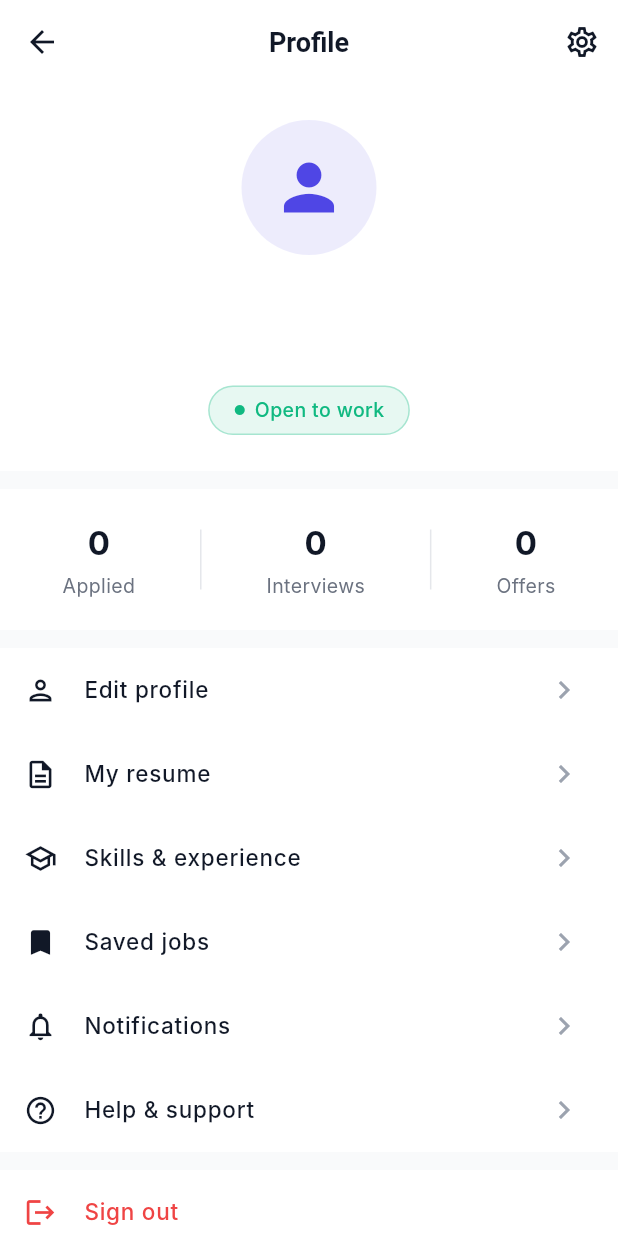
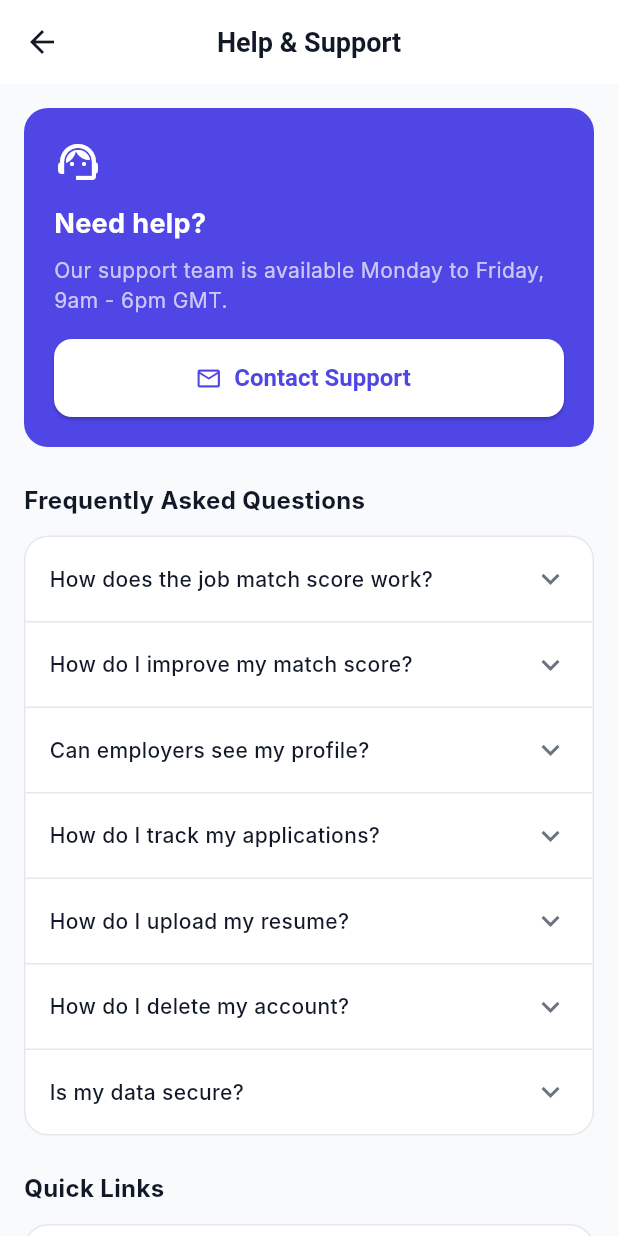
Before and after one commit to DavidBeloved41/jobsearch_app, a Flutter app: the ProfileScreen screen opened directly, after a tap on "Help & support", on a phone screen of 412 x 824 dp. Run offline on Flutter 3.47's test engine with Material 3 defaults, Android fonts, the phone set to English and light mode, and no system bars; our stand-ins replace file_picker, flutter_dotenv, flutter_riverpod, go_router, supabase_flutter; accounts and stored records are empty; Roboto replaces fonts that are missing (Inter).

Commit message:
Update help & support and messages screens

```diff
--- /dev/null
+++ b/lib/features/profile/screens/help_screen.dart
@@ -0,0 +1,285 @@
+import 'package:flutter/material.dart';
+import '../../../core/theme/app_colors.dart';
+
+class HelpScreen extends StatefulWidget {
+  const HelpScreen({super.key});
+
+  @override
+  State<HelpScreen> createState() => _HelpScreenState();
+}
+
+class _HelpScreenState extends State<HelpScreen> {
+  final List<Map<String, String>> _faqs = [
+    {
+      'question': 'How does the job match score work?',
+      'answer':
+          'The match score is calculated by comparing your skills, experience level and job preferences against the job requirements. A higher score means you are a stronger fit for the role.',
+    },
+    {
+      'question': 'How do I improve my match score?',
+      'answer':
+          'Add more skills to your profile, keep your experience level up to date, and complete your profile fully. The more information you provide, the better your matches will be.',
+    },
+    {
+      'question': 'Can employers see my profile?',
+      'answer':
+          'Only verified employers can browse candidate profiles, and only if you have "Open to work" enabled on your profile. You can turn this off anytime in your profile settings.',
+    },
+    {
+      'question': 'How do I track my applications?',
+      'answer':
+          'Go to the Applications tab at the bottom of the screen. Your applications are organized into four stages: Applied, Interviewing, Offered, and Declined.',
+    },
+    {
+      'question': 'How do I upload my resume?',
+      'answer':
+          'Go to Profile → My Resume and tap "Upload Resume". We support PDF, DOC, and DOCX formats up to 5MB in size.',
+    },
+    {
+      'question': 'How do I delete my account?',
+      'answer':
+          'To delete your account please contact our support team at support@jobsearch.app. Note that this action is permanent and cannot be undone.',
+    },
+    {
+      'question': 'Is my data secure?',
+      'answer':
+          'Yes. We use industry standard encryption and Row Level Security to protect your data. We never sell your personal information to third parties.',
+    },
+  ];
+
+  int? _expandedIndex;
+
+  @override
+  Widget build(BuildContext context) {
+    return Scaffold(
+      backgroundColor: AppColors.background,
+      appBar: AppBar(
+        title: const Text('Help & Support'),
+      ),
+      body: SingleChildScrollView(
+        padding: const EdgeInsets.all(16),
+        child: Column(
+          crossAxisAlignment: CrossAxisAlignment.start,
+          children: [
+            // Contact support card
+            Container(
+              width: double.infinity,
+              padding: const EdgeInsets.all(20),
+              decoration: BoxDecoration(
+                color: AppColors.primary,
+                borderRadius: BorderRadius.circular(16),
+              ),
+              child: Column(
+                crossAxisAlignment: CrossAxisAlignment.start,
+                children: [
+                  const Icon(Icons.support_agent,
+                      color: Colors.white, size: 32),
+                  const SizedBox(height: 12),
+                  const Text(
+                    'Need help?',
+                    style: TextStyle(
+                      fontSize: 18,
+                      fontWeight: FontWeight.bold,
+                      color: Colors.white,
+                    ),
+                  ),
+                  const SizedBox(height: 8),
+                  const Text(
+                    'Our support team is available Monday to Friday, 9am - 6pm GMT.',
+                    style: TextStyle(
+                      fontSize: 14,
+                      color: Colors.white70,
+                    ),
+                  ),
+                  const SizedBox(height: 16),
+                  ElevatedButton.icon(
+                    onPressed: () {},
+                    icon: const Icon(Icons.email_outlined),
+                    label: const Text('Contact Support'),
+                    style: ElevatedButton.styleFrom(
+                      backgroundColor: Colors.white,
+                      foregroundColor: AppColors.primary,
+                    ),
+                  ),
+                ],
+              ),
+            ),
+            const SizedBox(height: 24),
+
+            // FAQ section
+            const Text(
+              'Frequently Asked Questions',
+              style: TextStyle(
+                fontSize: 16,
+                fontWeight: FontWeight.bold,
+                color: AppColors.textPrimary,
+              ),
+            ),
+            const SizedBox(height: 12),
+
+            // FAQ items
+            Container(
+              decoration: BoxDecoration(
+                color: AppColors.surface,
+                borderRadius: BorderRadius.circular(16),
+                border: Border.all(color: AppColors.border),
+              ),
+              child: ListView.separated(
+                shrinkWrap: true,
+                physics: const NeverScrollableScrollPhysics(),
+                itemCount: _faqs.length,
+                separatorBuilder: (context, index) =>
+                    Divider(color: AppColors.border, height: 1),
+                itemBuilder: (context, index) {
+                  final faq = _faqs[index];
+                  final isExpanded = _expandedIndex == index;
+
+                  return InkWell(
+                    onTap: () {
+                      setState(() {
+                        _expandedIndex = isExpanded ? null : index;
+                      });
+                    },
+                    child: Padding(
+                      padding: const EdgeInsets.all(16),
+                      child: Column(
+                        crossAxisAlignment: CrossAxisAlignment.start,
+                        children: [
+                          Row(
+                            children: [
+                              Expanded(
+                                child: Text(
+                                  faq['question']!,
+                                  style: TextStyle(
+                                    fontSize: 14,
+                                    fontWeight: isExpanded
+                                        ? FontWeight.w600
+                                        : FontWeight.w500,
+                                    color: isExpanded
+                                        ? AppColors.primary
+                                        : AppColors.textPrimary,
+                                  ),
+                                ),
+                              ),
+                              Icon(
+                                isExpanded
+                                    ? Icons.keyboard_arrow_up
+                                    : Icons.keyboard_arrow_down,
+                                color: isExpanded
+                                    ? AppColors.primary
+                                    : AppColors.textSecondary,
+                              ),
+                            ],
+                          ),
+                          if (isExpanded) ...[
+                            const SizedBox(height: 12),
+                            Text(
+                              faq['answer']!,
+                              style: const TextStyle(
+                                fontSize: 13,
+                                color: AppColors.textSecondary,
+                                height: 1.6,
+                              ),
+                            ),
+                          ],
+                        ],
+                      ),
+                    ),
+                  );
+                },
+              ),
+            ),
+            const SizedBox(height: 24),
+
+            // Quick links
+            const Text(
+              'Quick Links',
+              style: TextStyle(
+                fontSize: 16,
+                fontWeight: FontWeight.bold,
+                color: AppColors.textPrimary,
+              ),
+            ),
+            const SizedBox(height: 12),
+            Container(
+              decoration: BoxDecoration(
+                color: AppColors.surface,
+                borderRadius: BorderRadius.circular(16),
+                border: Border.all(color: AppColors.border),
+              ),
+              child: Column(
+                children: [
+                  _QuickLink(
+                    icon: Icons.privacy_tip_outlined,
+                    label: 'Privacy Policy',
+                    onTap: () {},
+                  ),
+                  Divider(color: AppColors.border, height: 1),
+                  _QuickLink(
+                    icon: Icons.description_outlined,
+                    label: 'Terms of Service',
+                    onTap: () {},
+                  ),
+                  Divider(color: AppColors.border, height: 1),
+                  _QuickLink(
+                    icon: Icons.star_outline,
+                    label: 'Rate the App',
+                    onTap: () {},
+                  ),
+                  Divider(color: AppColors.border, height: 1),
+                  _QuickLink(
+                    icon: Icons.share_outlined,
+                    label: 'Share with Friends',
+                    onTap: () {},
+                  ),
+                ],
+              ),
+            ),
+            const SizedBox(height: 24),
+
+            // App version
+            Center(
+              child: Text(
+                'JobSearch App v1.0.0',
+                style: const TextStyle(
+                  fontSize: 12,
+                  color: AppColors.textHint,
+                ),
+              ),
+            ),
+            const SizedBox(height: 32),
+          ],
+        ),
+      ),
+    );
+  }
+}
+
+class _QuickLink extends StatelessWidget {
+  final IconData icon;
+  final String label;
+  final VoidCallback onTap;
+
+  const _QuickLink({
+    required this.icon,
+    required this.label,
+    required this.onTap,
+  });
+
+  @override
+  Widget build(BuildContext context) {
+    return ListTile(
+      leading: Icon(icon, color: AppColors.primary, size: 22),
+      title: Text(
+        label,
+        style: const TextStyle(
+          fontSize: 14,
+          fontWeight: FontWeight.w500,
+          color: AppColors.textPrimary,
+        ),
+      ),
+      trailing: const Icon(Icons.chevron_right, color: AppColors.textHint),
+      onTap: onTap,
+    );
+  }
+}
--- a/lib/features/profile/screens/profile_screen.dart
+++ b/lib/features/profile/screens/profile_screen.dart
@@ -9,6 +9,7 @@ import 'resume_screen.dart';
 import 'skills_screen.dart';
 import 'saved_jobs_screen.dart';
 import 'notifications_screen.dart';
+import 'help_screen.dart';
 
 class ProfileScreen extends StatefulWidget {
   const ProfileScreen({super.key});
@@ -228,10 +229,16 @@ _StatItem(label: 'Offers', value: '$_offersCount'),
                },
               ),
                   _MenuItem(
-                    icon: Icons.help_outline,
+                   icon: Icons.help_outline,
                     label: 'Help & support',
-                    onTap: () {},
-                  ),
+                     onTap: () {
+                      Navigator.of(context).push(
+                        MaterialPageRoute(
+                         builder: (_) => const HelpScreen(),
+                   ),
+                 );
+               },
+              ),
                 ],
               ),
             ),
```
Also changed, not shown: lib/features/messages/screens/chat_screen.dart (added, +349 -0 lines), lib/features/messages/screens/messages_screen.dart (+24 -14 lines).
